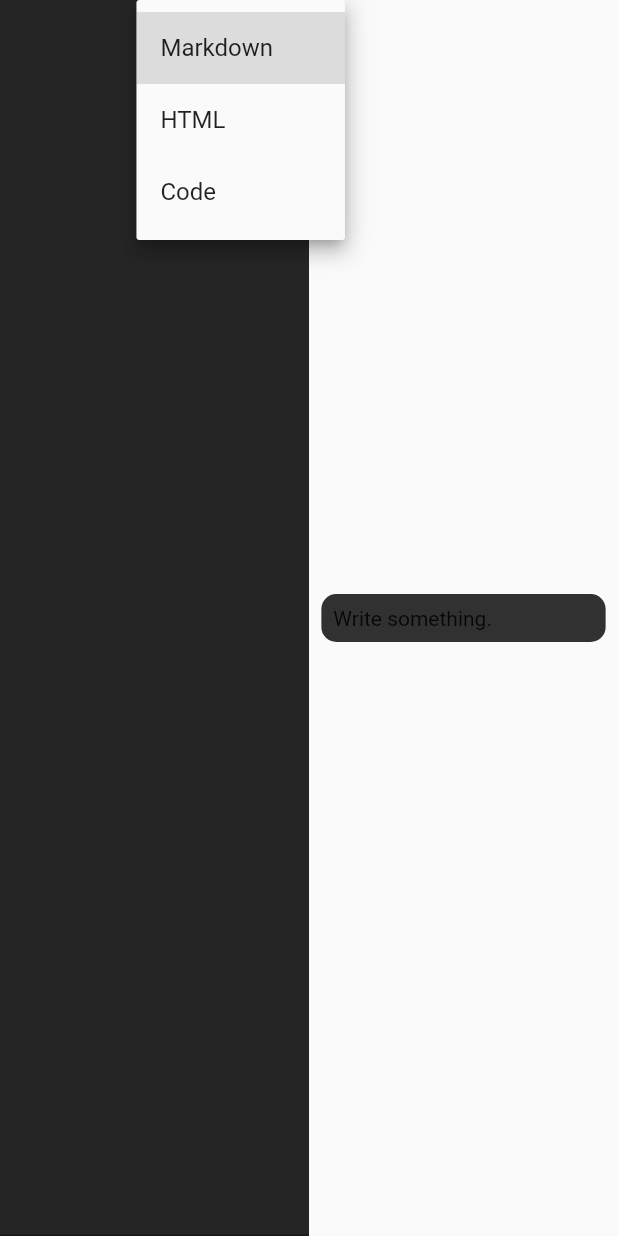
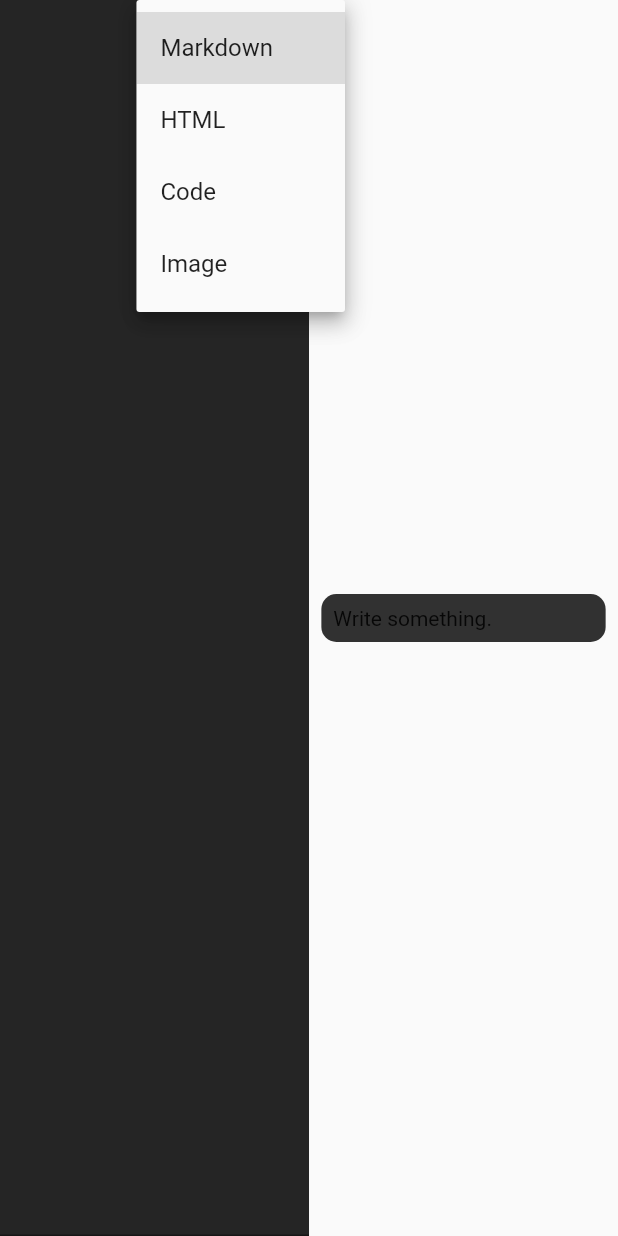
Before and after one commit to JohnEsleyer/brainvault, a Flutter app: the screen it shows after launch, after a tap on "Markdown", on a phone screen of 412 x 824 dp. Run offline on Flutter 3.47's test engine with Material 2 defaults, Android fonts, the phone set to English and light mode, and no system bars; our stand-ins replace flutter_highlight, flutter_widget_from_html; missing offline and left inert: markdown_editor_plus, markdown_widget, tex_markdown.

Commit message:
UPDATE: Changed markdown renderer package to tex_markdown

```diff
--- a/lib/screens/note_screen.dart
+++ b/lib/screens/note_screen.dart
@@ -1,25 +1,36 @@
-
 import 'package:flutter/material.dart';
 import 'package:flutter_highlight/flutter_highlight.dart';
 import 'package:flutter_widget_from_html/flutter_widget_from_html.dart';
-import 'package:markdown/markdown.dart' as md;
+import 'package:tex_markdown/tex_markdown.dart';
 
-
-class NoteScreen extends StatefulWidget{
+class NoteScreen extends StatefulWidget {
   @override
   _NoteScreenState createState() => _NoteScreenState();
 }
 
-class _NoteScreenState extends State<NoteScreen>{
+class _NoteScreenState extends State<NoteScreen> {
+  // Dropdown value
   String dropdownValue = "Markdown";
+
+  // Input data obtained from the Editor section
   String inputString = '';
+
+  // Checks if editor is empty
   bool isEmpty = true;
 
+  // flag for image mode
+  bool imageMode = false;
+
+  // Image URL used during image
+  String imageUrl = '';
+
   var codeTheme = {
-    'root':
-      TextStyle(backgroundColor: Color.fromARGB(237, 34, 34, 34), color: Color(0xffbababa)),
+    'root': TextStyle(
+        backgroundColor: Color.fromARGB(237, 34, 34, 34),
+        color: Color(0xffbababa)),
     'strong': TextStyle(color: Color(0xffa8a8a2)),
-  'emphasis': TextStyle(color: Color(0xffa8a8a2), fontStyle: FontStyle.italic),
+    'emphasis':
+        TextStyle(color: Color(0xffa8a8a2), fontStyle: FontStyle.italic),
     'bullet': TextStyle(color: Color(0xff6896ba)),
     'quote': TextStyle(color: Color(0xff6896ba)),
     'link': TextStyle(color: Color(0xff6896ba)),
@@ -51,31 +62,39 @@ class _NoteScreenState extends State<NoteScreen>{
     'deletion': TextStyle(color: Color(0xff7f7f7f)),
     'meta': TextStyle(color: Color(0xff7f7f7f)),
   };
-  var items = [
-    'Markdown',
-    'HTML',
-    'Code',
-  ];
+  var items = ['Markdown', 'HTML', 'Code', 'Image'];
 
-  Widget displayNote(){
-    if (dropdownValue == "Markdown" || dropdownValue == "HTML"){
-      return  HtmlWidget(
+  Widget displayNote() {
+    if (dropdownValue == 'HTML') {
+      return HtmlWidget(
         inputString,
       );
-    }else{
+    } else if (dropdownValue == 'Markdown') {
+      return TexMarkdown(
+        inputString,
+
+      );
+    } else if (dropdownValue == 'Code') {
       return HighlightView(
         inputString,
         language: 'dart',
         theme: codeTheme,
       );
+    } else if (dropdownValue == 'Image') {
+      setState(() {
+        imageMode = true;
+      });
+      return Image.network(imageUrl);
     }
+
+    return Container();
   }
 
   @override
-  Widget build(BuildContext context){
-
+  Widget build(BuildContext context) {
     return Row(
       children: [
+        // Editor section
         Container(
           decoration: BoxDecoration(
             color: const Color.fromARGB(255, 37, 37, 37),
@@ -90,13 +109,13 @@ class _NoteScreenState extends State<NoteScreen>{
                     children: [
                       DropdownButton(
                           value: dropdownValue,
-                        items: items.map((String items){
+                          items: items.map((String items) {
                             return DropdownMenuItem(
                               value: items,
                               child: Text(items),
                             );
                           }).toList(),
-                        onChanged:(String? newValue){
+                          onChanged: (String? newValue) {
                             setState(() {
                               dropdownValue = newValue!;
                             });
@@ -106,44 +125,60 @@ class _NoteScreenState extends State<NoteScreen>{
                   ),
                 ),
               ),
-              Container(
+              !imageMode
+                  ? Container(
                       width: MediaQuery.of(context).size.width * 0.50,
                       height: MediaQuery.of(context).size.height - 40,
                       child: TextField(
                         expands: true,
                         maxLines: null,
                         minLines: null,
-                  onChanged: (String value){
-                    if (value != ''){
+                        onChanged: (String value) {
+                          if (value != '') {
                             setState(() {
                               isEmpty = false;
-                      if (dropdownValue == "Markdown"){
-                        inputString = md.markdownToHtml(value);
-                      }else{
+
                               inputString = value;
-                      }
                             });
-                    }else{
+                          } else {
                             setState(() {
                               isEmpty = true;
                             });
                           }
-
                         },
+                      ),
+                    )
+                  : Container(
+                      width: MediaQuery.of(context).size.width * 0.50,
+                      height: MediaQuery.of(context).size.height - 40,
+                      child: Center(
+                        child: TextField(
+                          onChanged: (String value) {
+                            setState(() {
+                              imageUrl = value;
+                            });
+                          },
+                          decoration: InputDecoration(
+                            border: OutlineInputBorder(),
+                            hintText: 'Enter Image URL',
+                          ),
+                        ),
                       ),
                     ),
             ],
           ),
         ),
 
-        !isEmpty ? SingleChildScrollView(
+        // Renderer Section
+        !isEmpty
+            ? SingleChildScrollView(
                 child: Column(
                   children: [
                     Padding(
-                padding: EdgeInsets.all(MediaQuery.of(context).size.width * 0.02),
+                      padding: EdgeInsets.all(
+                          MediaQuery.of(context).size.width * 0.02),
                       child: Container(
                         width: MediaQuery.of(context).size.width * 0.46,
-
                         decoration: BoxDecoration(
                           color: Color.fromARGB(237, 34, 34, 34),
                           borderRadius: BorderRadius.all(Radius.circular(10)),
@@ -156,11 +191,12 @@ class _NoteScreenState extends State<NoteScreen>{
                     ),
                   ],
                 ),
-        ) : Padding(
-                padding: EdgeInsets.all(MediaQuery.of(context).size.width * 0.02),
+              )
+            : Padding(
+                padding:
+                    EdgeInsets.all(MediaQuery.of(context).size.width * 0.02),
                 child: Container(
                   width: MediaQuery.of(context).size.width * 0.46,
-
                   decoration: BoxDecoration(
                     color: Color.fromARGB(237, 34, 34, 34),
                     borderRadius: BorderRadius.all(Radius.circular(10)),
--- a/pubspec.yaml
+++ b/pubspec.yaml
@@ -40,6 +40,8 @@ dependencies:
   markdown: ^5.0.0
   flutter_widget_from_html: ^0.10.2
   flutter_highlight: ^0.7.0
+  markdown_widget: ^1.2.9
+  tex_markdown: ^0.1.8
 
 dev_dependencies:
   flutter_test:
```
Also changed, not shown: lib/main.dart (+43 -0 lines), pubspec.lock. Lines whose indentation alone changed are shown as unchanged.
